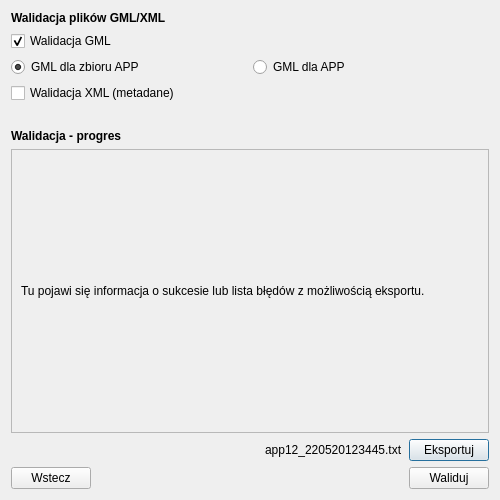
Above: modules/validator/views/ui/walidacja_gmlxml_dialog_base.ui from envirosolutionspl/wtyczka_qgis_app before the change. Below: the same form after it.
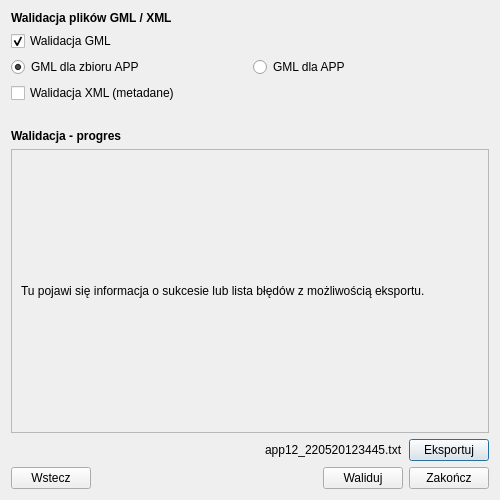
That is the form after the change. Custom widgets are drawn as their Qt base class.

The edit to the form file:
```diff
--- a/modules/validator/views/ui/walidacja_gmlxml_dialog_base.ui
+++ b/modules/validator/views/ui/walidacja_gmlxml_dialog_base.ui
@@ -30,7 +30,7 @@
         </font>
        </property>
        <property name="text">
-        <string>Walidacja plików GML/XML</string>
+        <string>Walidacja plików GML / XML</string>
        </property>
        <property name="margin">
         <number>7</number>
@@ -208,6 +208,16 @@
          </property>
         </widget>
        </item>
+       <item>
+        <widget class="QPushButton" name="close_btn">
+         <property name="toolTip">
+          <string>&lt;html&gt;&lt;head/&gt;&lt;body&gt;&lt;p&gt;Przycisk &lt;span style=&quot; font-style:italic;&quot;&gt;Zakończ&lt;/span&gt; zakończy działanie wtyczki&lt;/p&gt;&lt;/body&gt;&lt;/html&gt;</string>
+         </property>
+         <property name="text">
+          <string>Zakończ</string>
+         </property>
+        </widget>
+       </item>
       </layout>
      </item>
     </layout>
```
